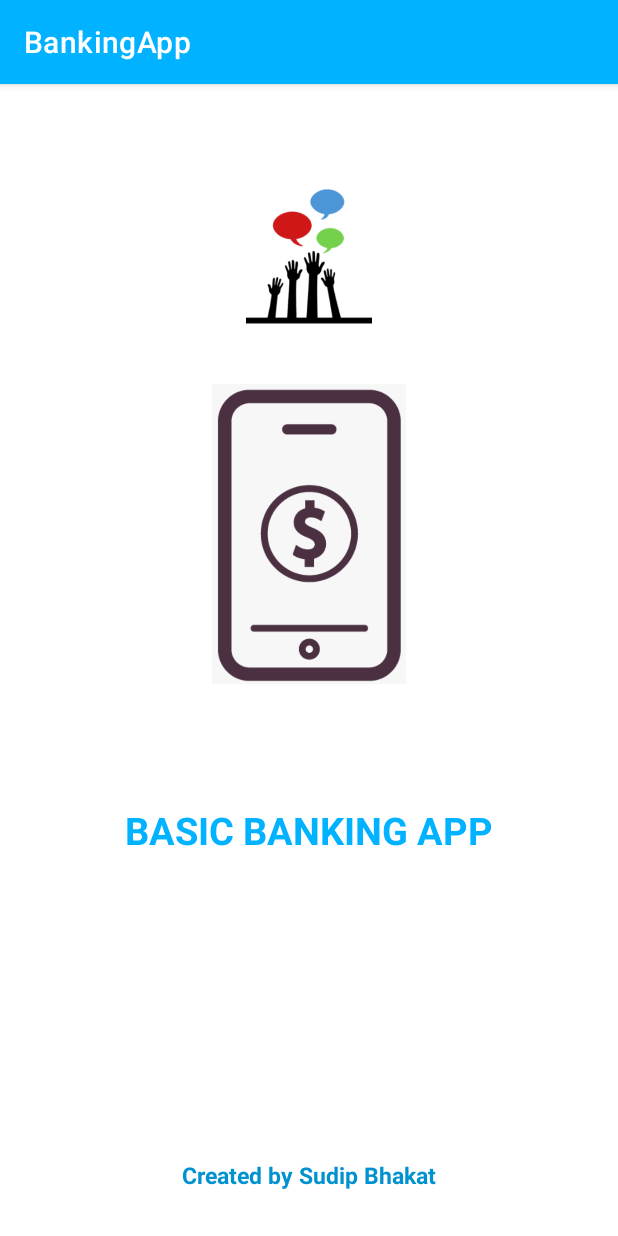
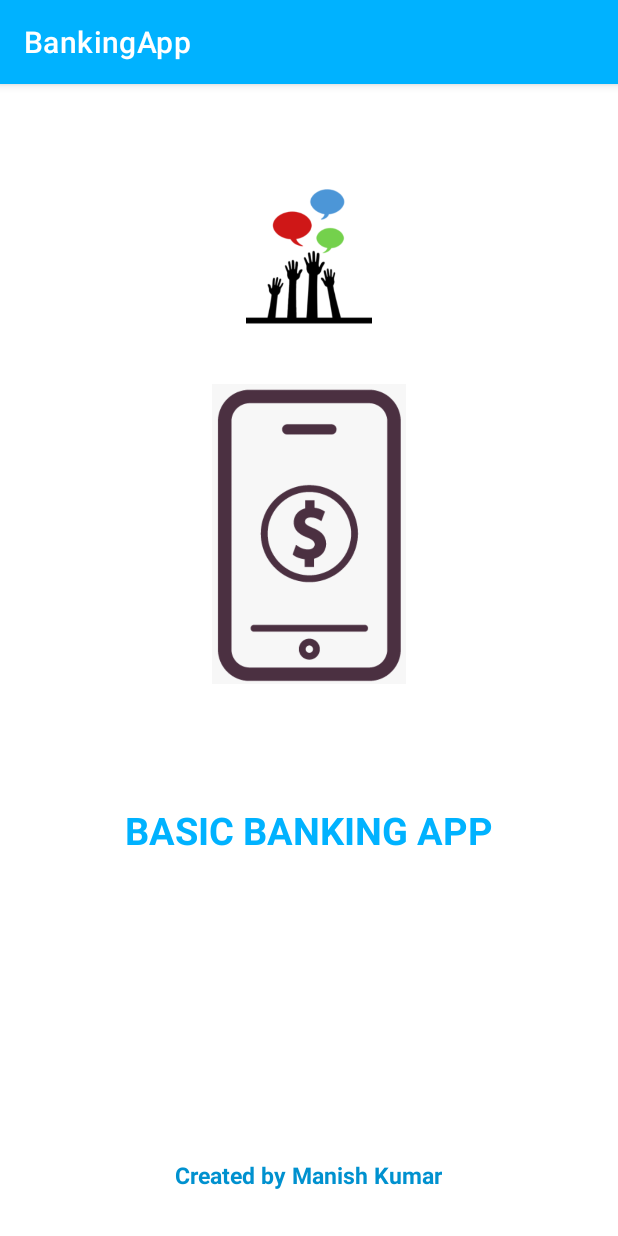
Before and after one commit to manishsingh027/Basic-Banking-App, an Android app: the SplashScreen screen opened directly, with no data from a screen before it, on a phone screen of 412 x 824 dp. Run offline under Robolectric (Android 15) with nearby library versions, the phone set to English and light mode, and no system bars; 2 statements that could not run were skipped.

Commit message:
Basic Banking App
Signed-off-by: Manish Kumar <manishsingh121500@gmail.com>

```diff
--- a/app/src/main/res/layout/splash_screen.xml
+++ b/app/src/main/res/layout/splash_screen.xml
@@ -60,7 +60,7 @@
             android:id="@+id/name"
             android:layout_width="wrap_content"
             android:layout_height="wrap_content"
-            android:text="Sudip Bhakat"
+            android:text="Manish Kumar"
             android:textColor="@color/blue_700"
             android:textSize="15sp"
             android:textStyle="bold"
```
